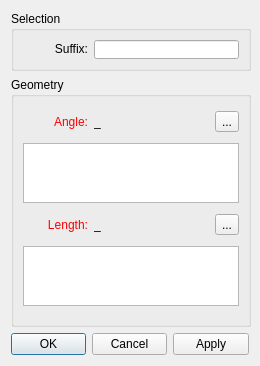
Old version of the form src/libs/vtools/dialogs/tools/dialogmove.ui in the repository FashionFreedom/Seamly2D.
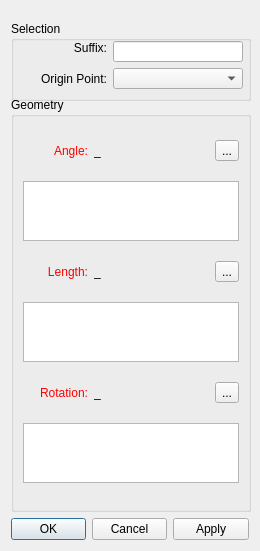
New version of the form. Icons and pictures are not drawn.

Commit message:
Add optional rotate option with optional origin point
Improve move tool by adding the option to rotate a group of selected objects, with the option to select an origin point other than the default center of the group.

```diff
--- a/src/libs/vtools/dialogs/tools/dialogmove.ui
+++ b/src/libs/vtools/dialogs/tools/dialogmove.ui
@@ -7,7 +7,7 @@
     <x>0</x>
     <y>0</y>
     <width>260</width>
-    <height>363</height>
+    <height>551</height>
    </rect>
   </property>
   <property name="minimumSize">
@@ -35,7 +35,7 @@
      <property name="minimumSize">
       <size>
        <width>240</width>
-       <height>60</height>
+       <height>80</height>
       </size>
      </property>
      <property name="maximumSize">
@@ -47,10 +47,17 @@
      <property name="title">
       <string>Selection</string>
      </property>
-     <layout class="QVBoxLayout" name="verticalLayout_2">
-      <item>
-       <layout class="QHBoxLayout" name="horizontalLayout_3" stretch="1,3">
-        <item>
+     <widget class="QWidget" name="layoutWidget">
+      <property name="geometry">
+       <rect>
+        <x>11</x>
+        <y>20</y>
+        <width>221</width>
+        <height>48</height>
+       </rect>
+      </property>
+      <layout class="QFormLayout" name="formLayout">
+       <item row="0" column="0">
          <widget class="QLabel" name="suffix_Label">
           <property name="sizePolicy">
            <sizepolicy hsizetype="Preferred" vsizetype="Fixed">
@@ -60,7 +67,7 @@
           </property>
           <property name="minimumSize">
            <size>
-            <width>65</width>
+           <width>85</width>
             <height>0</height>
            </size>
           </property>
@@ -70,6 +77,11 @@
             <height>16777215</height>
            </size>
           </property>
+         <property name="font">
+          <font>
+           <pointsize>9</pointsize>
+          </font>
+         </property>
           <property name="text">
            <string>Suffix:</string>
           </property>
@@ -78,12 +90,53 @@
           </property>
          </widget>
         </item>
-        <item>
-         <widget class="QLineEdit" name="suffix_LineEdit"/>
-        </item>
-       </layout>
-      </item>
-     </layout>
+       <item row="0" column="1">
+        <widget class="QLineEdit" name="suffix_LineEdit">
+         <property name="sizePolicy">
+          <sizepolicy hsizetype="Preferred" vsizetype="Fixed">
+           <horstretch>0</horstretch>
+           <verstretch>0</verstretch>
+          </sizepolicy>
+         </property>
+         <property name="font">
+          <font>
+           <pointsize>9</pointsize>
+          </font>
+         </property>
+        </widget>
+       </item>
+       <item row="1" column="0">
+        <widget class="QLabel" name="rotationPoint_Label">
+         <property name="minimumSize">
+          <size>
+           <width>85</width>
+           <height>0</height>
+          </size>
+         </property>
+         <property name="font">
+          <font>
+           <pointsize>9</pointsize>
+          </font>
+         </property>
+         <property name="text">
+          <string>Origin Point:</string>
+         </property>
+         <property name="alignment">
+          <set>Qt::AlignRight|Qt::AlignTrailing|Qt::AlignVCenter</set>
+         </property>
+        </widget>
+       </item>
+       <item row="1" column="1">
+        <widget class="QComboBox" name="rotationPoint_ComboBox">
+         <property name="font">
+          <font>
+           <pointsize>9</pointsize>
+          </font>
+         </property>
+        </widget>
+       </item>
+      </layout>
+     </widget>
     </widget>
    </item>
    <item>
@@ -398,6 +451,156 @@
         </item>
        </layout>
       </item>
+      <item>
+       <layout class="QHBoxLayout" name="horizontalLayout_5" stretch="1,0,1,0">
+        <item alignment="Qt::AlignLeft">
+         <widget class="QLabel" name="editRotation_Label">
+          <property name="sizePolicy">
+           <sizepolicy hsizetype="Preferred" vsizetype="Preferred">
+            <horstretch>0</horstretch>
+            <verstretch>0</verstretch>
+           </sizepolicy>
+          </property>
+          <property name="minimumSize">
+           <size>
+            <width>65</width>
+            <height>0</height>
+           </size>
+          </property>
+          <property name="palette">
+           <palette>
+            <active>
+             <colorrole role="WindowText">
+              <brush brushstyle="SolidPattern">
+               <color alpha="255">
+                <red>255</red>
+                <green>0</green>
+                <blue>0</blue>
+               </color>
+              </brush>
+             </colorrole>
+            </active>
+            <inactive>
+             <colorrole role="WindowText">
+              <brush brushstyle="SolidPattern">
+               <color alpha="255">
+                <red>255</red>
+                <green>0</green>
+                <blue>0</blue>
+               </color>
+              </brush>
+             </colorrole>
+            </inactive>
+            <disabled>
+             <colorrole role="WindowText">
+              <brush brushstyle="SolidPattern">
+               <color alpha="255">
+                <red>159</red>
+                <green>158</green>
+                <blue>158</blue>
+               </color>
+              </brush>
+             </colorrole>
+            </disabled>
+           </palette>
+          </property>
+          <property name="text">
+           <string>Rotation:</string>
+          </property>
+          <property name="alignment">
+           <set>Qt::AlignRight|Qt::AlignTrailing|Qt::AlignVCenter</set>
+          </property>
+         </widget>
+        </item>
+        <item>
+         <widget class="QLabel" name="rotationResult_Label">
+          <property name="sizePolicy">
+           <sizepolicy hsizetype="Fixed" vsizetype="Preferred">
+            <horstretch>0</horstretch>
+            <verstretch>0</verstretch>
+           </sizepolicy>
+          </property>
+          <property name="minimumSize">
+           <size>
+            <width>87</width>
+            <height>0</height>
+           </size>
+          </property>
+          <property name="toolTip">
+           <string>Value</string>
+          </property>
+          <property name="text">
+           <string notr="true">_</string>
+          </property>
+         </widget>
+        </item>
+        <item>
+         <spacer name="horizontalSpacer_3">
+          <property name="orientation">
+           <enum>Qt::Horizontal</enum>
+          </property>
+          <property name="sizeHint" stdset="0">
+           <size>
+            <width>40</width>
+            <height>20</height>
+           </size>
+          </property>
+         </spacer>
+        </item>
+        <item alignment="Qt::AlignRight">
+         <widget class="QToolButton" name="rotationFormula_ToolButton">
+          <property name="toolTip">
+           <string>Formula wizard</string>
+          </property>
+          <property name="text">
+           <string notr="true">...</string>
+          </property>
+          <property name="icon">
+           <iconset resource="../../../vmisc/share/resources/icon.qrc">
+            <normaloff>:/icon/24x24/fx.png</normaloff>:/icon/24x24/fx.png</iconset>
+          </property>
+          <property name="iconSize">
+           <size>
+            <width>20</width>
+            <height>20</height>
+           </size>
+          </property>
+         </widget>
+        </item>
+       </layout>
+      </item>
+      <item>
+       <layout class="QHBoxLayout" name="horizontalLayout_8" stretch="0">
+        <item>
+         <widget class="QPlainTextEdit" name="rotation_PlainTextEdit">
+          <property name="sizePolicy">
+           <sizepolicy hsizetype="Expanding" vsizetype="Preferred">
+            <horstretch>0</horstretch>
+            <verstretch>0</verstretch>
+           </sizepolicy>
+          </property>
+          <property name="minimumSize">
+           <size>
+            <width>0</width>
+            <height>60</height>
+           </size>
+          </property>
+          <property name="maximumSize">
+           <size>
+            <width>16777215</width>
+            <height>60</height>
+           </size>
+          </property>
+          <property name="toolTip">
+           <string>Calculation</string>
+          </property>
+          <property name="tabChangesFocus">
+           <bool>true</bool>
+          </property>
+         </widget>
+        </item>
+       </layout>
+      </item>
      </layout>
     </widget>
    </item>
```
Lines whose indentation alone changed are shown as unchanged. The commit also changes 39 other files.
